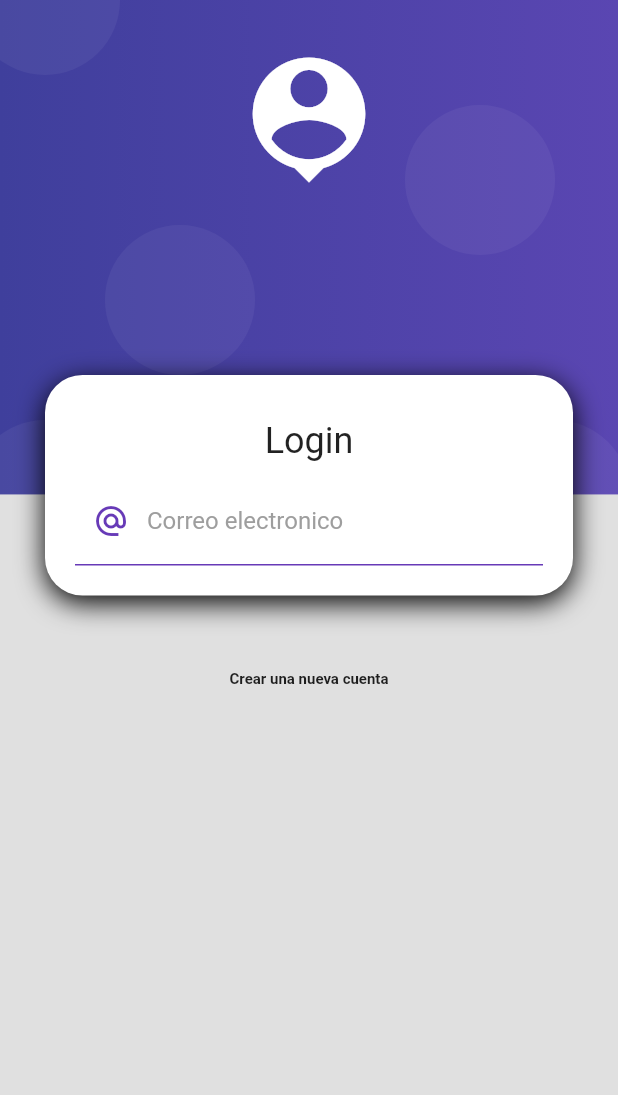
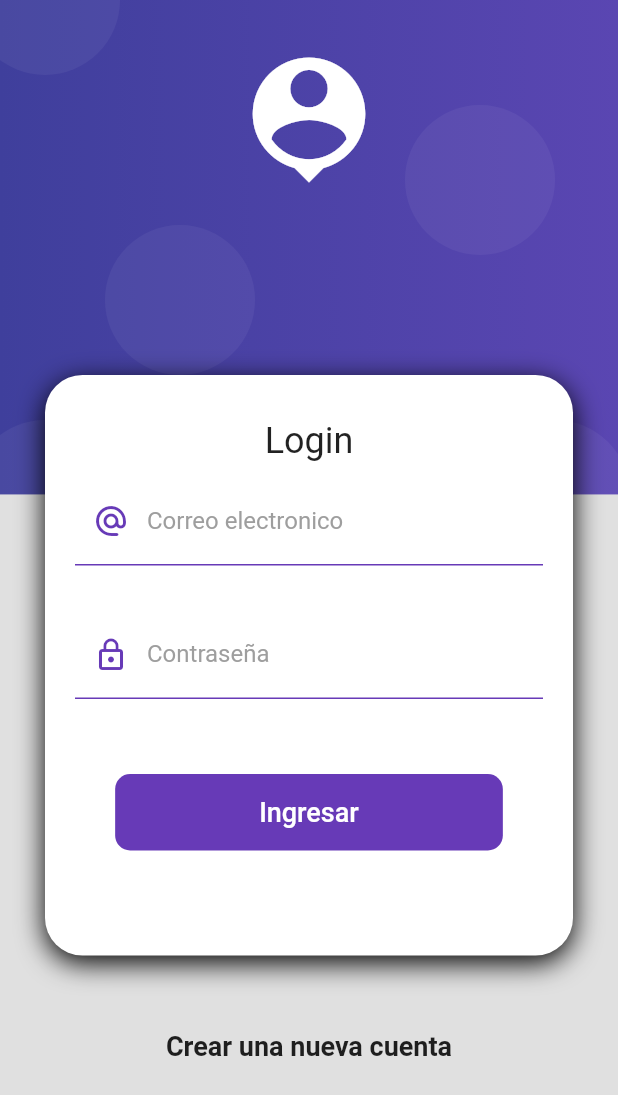
Before and after one commit to DivadRod/products_app, a Flutter app: the screen it shows after launch, on a phone screen of 412 x 824 dp. Shown: the top 1095 px of the screen. Run offline on Flutter 3.47's test engine with Material 2 defaults, Android fonts, the phone set to English and light mode, and no system bars.

Commit message:
Reutilizando estilos de inputs

```diff
--- a/lib/screens/login_screen.dart
+++ b/lib/screens/login_screen.dart
@@ -1,4 +1,5 @@
 import 'package:flutter/material.dart';
+import 'package:products_app/ui/input_decoration.dart';
 import 'package:products_app/widgets/widgets.dart';
 
 class LoginScreen extends StatelessWidget {
@@ -26,7 +27,7 @@ class LoginScreen extends StatelessWidget {
             const SizedBox(height: 50),
             const Text(
               'Crear una nueva cuenta',
-              style: TextStyle(fontSize: 10, fontWeight: FontWeight.bold),
+              style: TextStyle(fontSize: 18, fontWeight: FontWeight.bold),
             )
           ],
         )),
@@ -47,19 +48,36 @@ class _Formulario extends StatelessWidget {
           TextFormField(
             autocorrect: false,
             keyboardType: TextInputType.emailAddress,
-            decoration: const InputDecoration(
-                enabledBorder: UnderlineInputBorder(
-                    borderSide: BorderSide(color: Colors.deepPurple)),
-                focusedBorder: UnderlineInputBorder(
-                    borderSide: BorderSide(color: Colors.deepPurple, width: 2)),
+            decoration: InputDecorations.authInputDecoration(
                 hintText: 'email.address@gmail.com',
                 labelText: 'Correo electronico',
-                labelStyle: TextStyle(color: Colors.grey),
-                prefixIcon: Icon(
-                  Icons.alternate_email_sharp,
-                  color: Colors.deepPurple,
-                )),
-          )
+                prefixIcon: Icons.alternate_email_rounded),
+          ),
+          const SizedBox(height: 30),
+          TextFormField(
+              autocorrect: false,
+              keyboardType: TextInputType.emailAddress,
+              decoration: InputDecorations.authInputDecoration(
+                hintText: 'Password',
+                labelText: 'Contraseña',
+                prefixIcon: Icons.lock_outline,
+              )),
+          const SizedBox(height: 50),
+          MaterialButton(
+            shape:
+                RoundedRectangleBorder(borderRadius: BorderRadius.circular(10)),
+            color: Colors.deepPurple,
+            elevation: 0,
+            child: Container(
+              padding: const EdgeInsets.symmetric(horizontal: 80, vertical: 15),
+              child: const Text(
+                'Ingresar',
+                style: TextStyle(fontSize: 18, color: Colors.white),
+              ),
+            ),
+            onPressed: () {},
+          ),
+          const SizedBox(height: 50),
         ],
       )),
     );
--- /dev/null
+++ b/lib/ui/input_decoration.dart
@@ -0,0 +1,21 @@
+import 'package:flutter/material.dart';
+
+class InputDecorations {
+  static InputDecoration authInputDecoration(
+      {required String hintText,
+      required String labelText,
+      IconData? prefixIcon}) {
+    return InputDecoration(
+      enabledBorder: const UnderlineInputBorder(
+          borderSide: BorderSide(color: Colors.deepPurple)),
+      focusedBorder: const UnderlineInputBorder(
+          borderSide: BorderSide(color: Colors.deepPurple, width: 2)),
+      hintText: hintText,
+      labelText: labelText,
+      labelStyle: const TextStyle(color: Colors.grey),
+      prefixIcon: prefixIcon != null
+          ? Icon(prefixIcon, color: Colors.deepPurple)
+          : null,
+    );
+  }
+}
```
